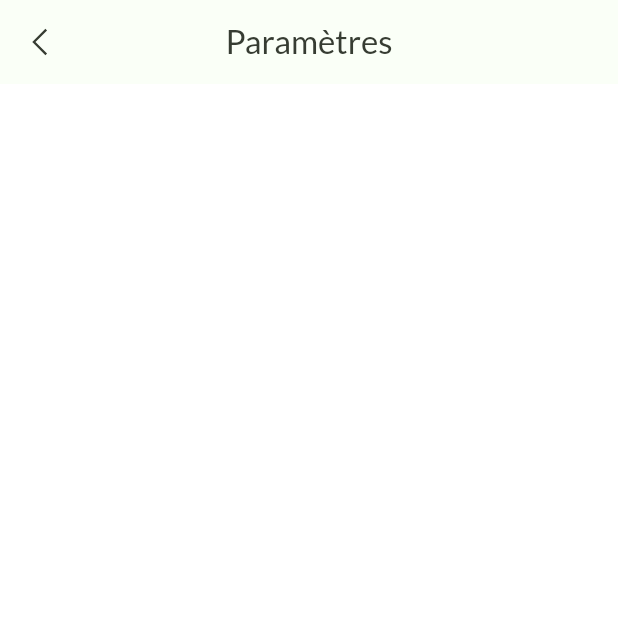
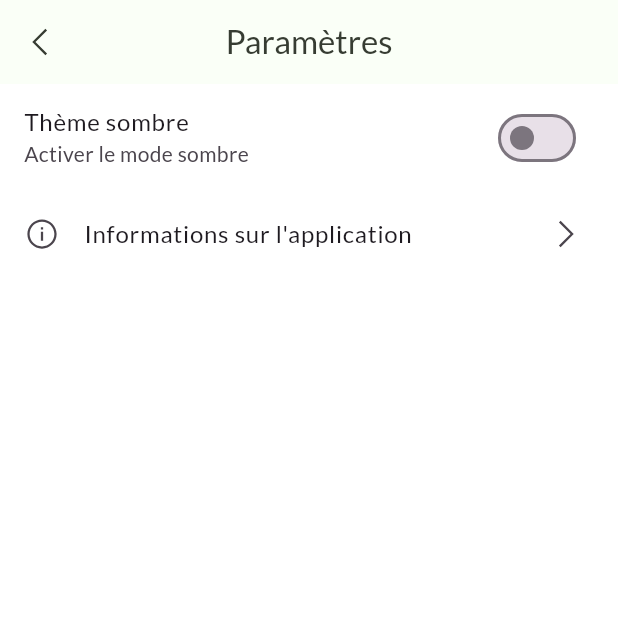
Before and after one commit to JackJosue517/DacTest, a Flutter app: the SettingsScreen screen opened by its route, on a phone screen of 412 x 824 dp, the top half of it. Run offline on Flutter 3.47's test engine with Material 3 defaults, Android fonts, the light colour scheme and no system bars; our stand-ins replace animated_splash_screen, bloc, flutter_bloc, flutter_lorem, google_fonts, line_icons and 1 more; accounts and stored records are empty.

Commit message:
Add search functionnality and settings parameters (Prototype) -> MVP

```diff
--- a/lib/ui/components/app_snackbar.dart
+++ b/lib/ui/components/app_snackbar.dart
@@ -2,37 +2,53 @@ import 'package:dactest/ui/configs/styles.dart';
 import 'package:flutter/material.dart';
 
 class AppSnackBar {
+  /// Show app info snackbar
+  static SnackBar infoSnackBar = SnackBar(
+    content: Padding(
+      padding: const EdgeInsets.all(8.0),
+      child: Text(
+        'En cours de développement...',
+        textAlign: TextAlign.center,
+        style: AppTexts.headline5,
+      ),
+    ),
+    backgroundColor: AppColors.darkColor,
+  );
+
   /// USER DELETED Snackbar
-  static const deleteSnackBar = SnackBar(
+  static SnackBar deleteSnackBar = SnackBar(
       content: Padding(
-        padding: EdgeInsets.all(15.0),
+        padding: const EdgeInsets.all(8.0),
         child: Text(
           'Données supprimées avec succès !!!',
           textAlign: TextAlign.center,
+          style: AppTexts.headline5,
         ),
       ),
     backgroundColor: AppColors.redColor,
   );
 
   /// USER UPDATED Snackbar
-  static const updateSnackBar = SnackBar(
+  static SnackBar updateSnackBar = SnackBar(
     content: Padding(
-      padding: EdgeInsets.all(15.0),
+      padding: const EdgeInsets.all(8.0),
       child: Text(
         'Données mises à jour avec succès !!!',
         textAlign: TextAlign.center,
+        style: AppTexts.headline5,
       ),
     ),
     backgroundColor: AppColors.greenColor,
   );
 
   /// USER INSERTED Snackbar
-  static const insertSnackBar = SnackBar(
+  static SnackBar insertSnackBar = SnackBar(
     content: Padding(
-      padding: EdgeInsets.all(15.0),
+      padding: const EdgeInsets.all(8.0),
       child: Text(
         "Vous avez ajouté avec succès une nouvelle entrée d'utilisateur !!!",
         textAlign: TextAlign.center,
+        style: AppTexts.headline5,
       ),
     ),
     backgroundColor: AppColors.greenColor,
--- a/lib/ui/configs/styles.dart
+++ b/lib/ui/configs/styles.dart
@@ -34,7 +34,7 @@ class AppColors {
 
   static const Color redColor = Color.fromARGB(255, 255, 34, 34);
 
-  static const Color greenColor = Color.fromARGB(255, 33, 141, 42);
+  static const Color greenColor = Color.fromARGB(255, 59, 196, 74);
 
   static const Color primaryColor = Color.fromARGB(255, 126, 24, 194);
 }
--- a/lib/ui/screens/settings.dart
+++ b/lib/ui/screens/settings.dart
@@ -1,7 +1,9 @@
 import 'package:dactest/core/blocs/app/app_bloc.dart';
 import 'package:dactest/ui/components/back_button.dart';
 import 'package:flutter/material.dart';
+import 'package:dactest/ui/components/app_snackbar.dart';
 import 'package:flutter_bloc/flutter_bloc.dart';
+import 'package:line_icons/line_icons.dart';
 
 class SettingsScreen extends StatefulWidget {
   const SettingsScreen({super.key});
@@ -21,12 +23,18 @@ class _SettingsScreenState extends State<SettingsScreen> {
       ),
       body: Column(
         children: <Widget>[
-          // SwitchListTile.adaptive(
-          //   title: const Text('Thème sombre'),
-          //   subtitle: const Text('Activer le mode sombre'),
-          //   value: context.read<AppBloc>().state.isDark,
-          //   onChanged: _onThemeChanged
-          // ),
+          SwitchListTile.adaptive(
+            title: const Text('Thème sombre'),
+             subtitle: const Text('Activer le mode sombre'),
+             value: false,
+              onChanged: _onThemeChanged,
+          ),
+          ListTile(
+            title: const Text("Informations sur l'application"),
+            leading: const Icon(LineIcons.infoCircle),
+            trailing: const Icon(LineIcons.angleRight),
+            onTap: _showAppLicenses,
+          )
         ],
       ),
     );
@@ -34,6 +42,16 @@ class _SettingsScreenState extends State<SettingsScreen> {
 
   /// Callback function to theme changed
   void _onThemeChanged(bool value) {
-    context.read<AppBloc>().add(ThemeChanged(value));
+    //context.read<AppBloc>().add(ThemeChanged(value));
+    ScaffoldMessenger.of(context).showSnackBar(AppSnackBar.infoSnackBar);
+  }
+
+  /// Show app licenses
+  void _showAppLicenses() {
+    showAboutDialog(
+      context: context,
+      applicationName: 'DacTest.',
+      applicationVersion: '1.0.0',
+    );
   }
 }
```
Also changed, not shown: lib/core/blocs/users/users_bloc.dart (+10 -2 lines), lib/data/providers/user_provider.dart (+3 -4 lines), lib/main.dart (+4 -4 lines), lib/ui/components/custom_search.dart (+13 -15 lines), lib/ui/components/user_card.dart (+4 -4 lines), lib/ui/screens/add_new_user.dart (+17 -19 lines), lib/ui/screens/home.dart (+12 -5 lines), lib/ui/screens/user_details.dart (+11 -3 lines).
